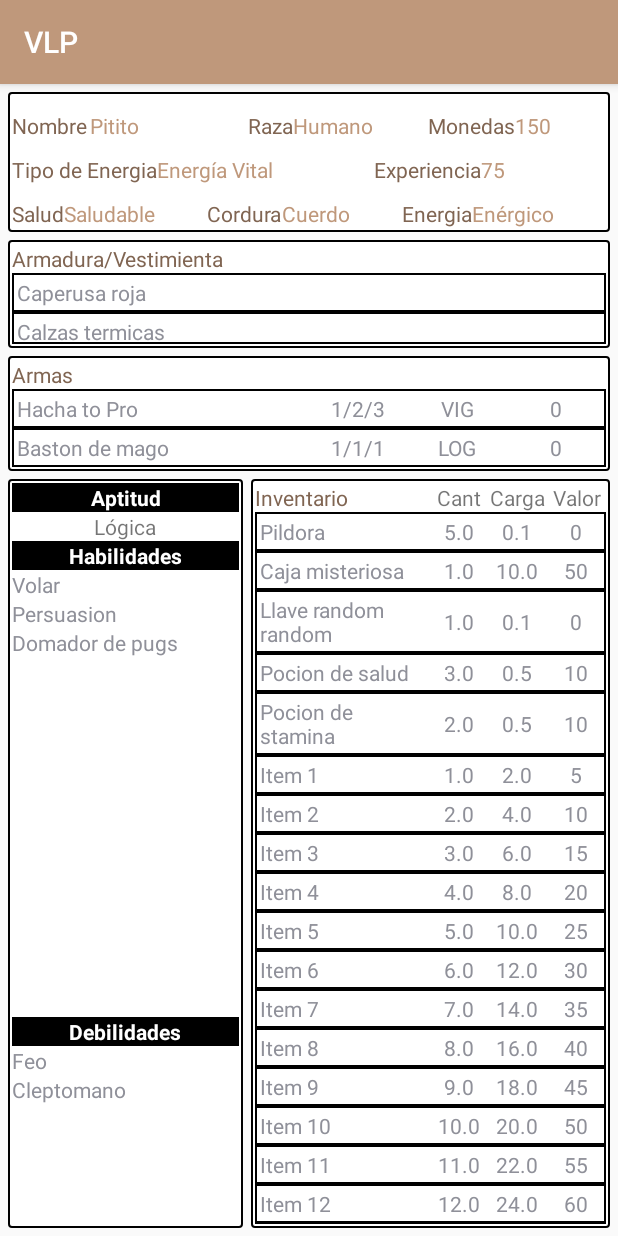
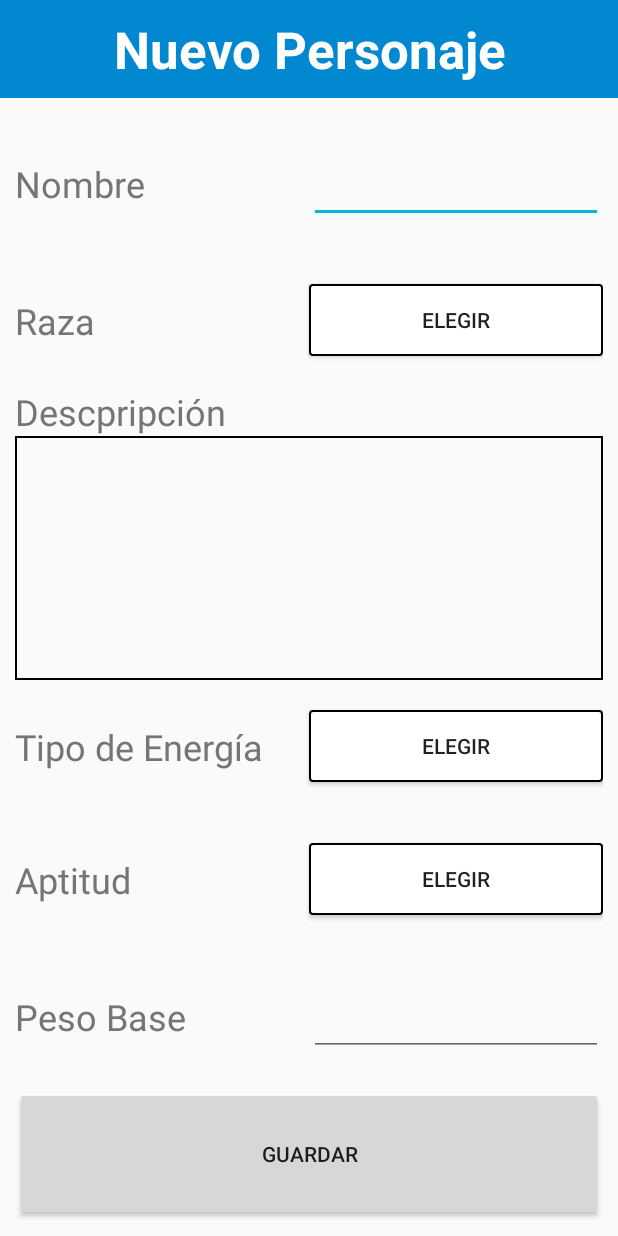
Before and after one commit to tomasdozo/VLP, an Android app: the screen it shows after launch (MainActivity before the commit, CharacterActivity after it), on a phone screen of 412 x 824 dp. Run offline under Robolectric (Android 15) with nearby library versions, the light colour scheme and no system bars.

Commit message:
Nuevo Personaje 1.0

```diff
--- a/app/build.gradle
+++ b/app/build.gradle
@@ -27,8 +27,10 @@ dependencies {
     implementation fileTree(dir: "libs", include: ["*.jar"])
     implementation 'androidx.appcompat:appcompat:1.3.1'
     implementation 'androidx.constraintlayout:constraintlayout:2.1.0'
+    implementation 'com.google.android.material:material:1.4.0'
     testImplementation 'junit:junit:4.12'
     androidTestImplementation 'androidx.test.ext:junit:1.1.3'
     androidTestImplementation 'androidx.test.espresso:espresso-core:3.4.0'
 
+
 }
--- a/app/src/main/AndroidManifest.xml
+++ b/app/src/main/AndroidManifest.xml
@@ -8,7 +8,11 @@
         android:label="@string/app_name"
         android:roundIcon="@mipmap/ic_launcher_round"
         android:supportsRtl="true"
+        android:fullBackupContent="true"
         android:theme="@style/AppTheme">
+        <activity
+            android:name=".CharacterActivity"
+            android:exported="true" />
         <activity android:name=".MainActivity">
             <intent-filter>
                 <action android:name="android.intent.action.MAIN" />
--- /dev/null
+++ b/app/src/main/java/com/tdozo/vlp/CharacterActivity.java
@@ -0,0 +1,96 @@
+package com.tdozo.vlp;
+
+import android.content.Context;
+import android.os.Bundle;
+import android.view.View;
+import android.widget.Button;
+import android.widget.EditText;
+import android.widget.Toast;
+
+import androidx.appcompat.app.AppCompatActivity;
+
+import com.tdozo.vlp.classes.Character;
+
+import java.io.FileOutputStream;
+import java.io.ObjectOutputStream;
+
+public class CharacterActivity extends AppCompatActivity {
+    boolean savable = false;
+    EditText name;
+    Button race;
+    EditText description;
+    Button energyType;
+    Button aptitude;
+    EditText baseWeight;
+    Button save;
+    Character cha = new Character();
+
+    @Override
+    protected void onCreate(Bundle savedInstanceState) {
+        super.onCreate(savedInstanceState);
+        setContentView(R.layout.activity_character);
+
+        name = findViewById(R.id.name);
+        race = findViewById(R.id.race);
+        description = findViewById(R.id.description);
+        energyType = findViewById(R.id.energyType);
+        aptitude = findViewById(R.id.aptitude);
+        baseWeight = findViewById(R.id.baseWeight);
+        save = findViewById(R.id.save);
+        Toast toast = Toast.makeText(this, "Llene todos los campos", Toast.LENGTH_SHORT);
+
+        save.setOnClickListener(new View.OnClickListener() {
+            @Override
+            public void onClick(View v) {
+                if (isComplete()) {
+                    cha.setName(name.getText().toString().trim());
+                    cha.setBaseWeight(Integer.getInteger(baseWeight.getText().toString()));
+                    cha.setDescription(description.getText().toString().trim());
+                    saveCharacter();
+                } else {
+
+                    toast.show();
+                }
+            }
+        });
+
+
+    }
+
+    private boolean isComplete() {
+        boolean aux = true;
+        if (name.getText().toString().equals("")) {
+            aux = false;
+
+        }
+        if (aux && baseWeight.getText().toString().equals("")) {
+            aux = false;
+
+        }
+
+        if (aux && description.getText().toString().equals("")) {
+            aux = false;
+
+        }
+        if (aux && cha.getAptitude() == null) {
+            aux = false;
+        }
+        if (aux && cha.getEnergyType() == null) {
+            aux = false;
+        }
+        if (aux && cha.getRace() == null) {
+            aux = false;
+        }
+        return aux;
+    }
+
+    private void saveCharacter() {
+        try {
+            FileOutputStream fos = openFileOutput("Character", Context.MODE_PRIVATE);
+            ObjectOutputStream oos = new ObjectOutputStream(fos);
+            oos.writeObject(cha);
+        } catch (Exception e) {
+            e.printStackTrace();
+        }
+    }
+}
--- a/app/src/main/java/com/tdozo/vlp/MainActivity.java
+++ b/app/src/main/java/com/tdozo/vlp/MainActivity.java
@@ -1,6 +1,7 @@
 package com.tdozo.vlp;
 
 import android.content.Context;
+import android.content.Intent;
 import android.os.Bundle;
 import android.view.Gravity;
 import android.view.View;
@@ -70,10 +71,9 @@ public class MainActivity extends AppCompatActivity {
         view_inventory = findViewById(R.id.inventory);
 
 
-        //loadCharacter();
-        cha = new Character();
-        seed();
-        //saveCharacter();
+        newCharacter();
+
+        loadCharacter();
 
         showCharacter();
 
@@ -99,9 +99,16 @@ public class MainActivity extends AppCompatActivity {
             characterLoaded = true;
         } catch (Exception e) {
             e.printStackTrace();
+            //newCharacter();
             cha = new Character();
+            seed();
         }
 
+    }
+
+    private void newCharacter() {
+        Intent intent = new Intent(MainActivity.this, CharacterActivity.class);
+        startActivity(intent);
     }
 
     private void showCharacter() {
--- a/app/src/main/java/com/tdozo/vlp/classes/Character.java
+++ b/app/src/main/java/com/tdozo/vlp/classes/Character.java
@@ -22,13 +22,13 @@ public class Character implements Serializable {
     private Sanity sanity;
     private Aptitude aptitude;
     private Race race;
-    private ArrayList<Attribute> skills;
-    private ArrayList<Attribute> weakness;
-    private int weight;
+    private final ArrayList<Attribute> skills;
+    private final ArrayList<Attribute> weakness;
+    private final InventoryWeapons weapons;
     private double actual_weight;
-    private InventoryWeapons weapons;
-    private InventoryWearables wearables;
-    private Inventory inventory;
+    private final InventoryWearables wearables;
+    private final Inventory inventory;
+    private int baseWeight;
 
     public Character() {
         skills = new ArrayList<>();
@@ -38,7 +38,7 @@ public class Character implements Serializable {
         energy = Energy.ENERGETIC;
         health = Health.HEALTHY;
         sanity = Sanity.SANE;
-        weight = 15;
+        baseWeight = 0;
         actual_weight = 0;
         weapons = new InventoryWeapons();
         wearables = new InventoryWearables();
@@ -133,12 +133,12 @@ public class Character implements Serializable {
         this.race = race;
     }
 
-    public int getWeight() {
-        return weight;
+    public int getBaseWeight() {
+        return baseWeight;
     }
 
-    public void setWeight(int weight) {
-        this.weight = weight;
+    public void setBaseWeight(int baseWeight) {
+        this.baseWeight = baseWeight;
     }
 
     public double getActual_weight() {
--- /dev/null
+++ b/app/src/main/res/layout/activity_character.xml
@@ -0,0 +1,201 @@
+<?xml version="1.0" encoding="utf-8"?>
+<androidx.constraintlayout.widget.ConstraintLayout xmlns:android="http://schemas.android.com/apk/res/android"
+    xmlns:app="http://schemas.android.com/apk/res-auto"
+    xmlns:tools="http://schemas.android.com/tools"
+    android:layout_width="match_parent"
+    android:layout_height="match_parent"
+    tools:context=".CharacterActivity">
+
+    <TextView
+        android:id="@+id/textView3"
+        android:layout_width="0dp"
+        android:layout_height="wrap_content"
+        android:background="@color/colorPrimaryDark"
+        android:padding="10dp"
+        android:text="@string/New_Character"
+        android:textAlignment="center"
+        android:textColor="@color/white"
+        android:textSize="34sp"
+        android:textStyle="bold"
+        app:layout_constraintEnd_toEndOf="parent"
+        app:layout_constraintHorizontal_bias="0.0"
+        app:layout_constraintStart_toStartOf="parent"
+        app:layout_constraintTop_toTopOf="parent" />
+
+    <LinearLayout
+        android:layout_width="0dp"
+        android:layout_height="0dp"
+        android:layout_margin="10dp"
+        android:orientation="vertical"
+        app:layout_constraintBottom_toBottomOf="parent"
+        app:layout_constraintEnd_toEndOf="parent"
+        app:layout_constraintStart_toStartOf="parent"
+        app:layout_constraintTop_toBottomOf="@+id/textView3">
+
+        <LinearLayout
+            android:layout_width="match_parent"
+            android:layout_height="wrap_content"
+            android:layout_weight="1"
+            android:gravity="center_vertical"
+            android:orientation="horizontal">
+
+            <TextView
+                android:id="@+id/textView10"
+                android:layout_width="0dp"
+                android:layout_height="wrap_content"
+                android:layout_weight="1"
+                android:text="@string/Name"
+                android:textAlignment="viewStart"
+                android:textColor="@color/secondaryText"
+                android:textSize="24sp" />
+
+            <EditText
+                android:id="@+id/name"
+                android:layout_width="0dp"
+                android:layout_height="wrap_content"
+                android:layout_weight="1"
+                android:importantForAutofill="no"
+                android:inputType="textPersonName"
+                android:textColor="@color/colorAccent"
+                android:textSize="24sp"
+                tools:ignore="SpeakableTextPresentCheck" />
+        </LinearLayout>
+
+        <LinearLayout
+            android:layout_width="match_parent"
+            android:layout_height="wrap_content"
+            android:layout_weight="1"
+            android:gravity="center_vertical"
+            android:orientation="horizontal">
+
+            <TextView
+                android:id="@+id/textView14"
+                android:layout_width="0dp"
+                android:layout_height="wrap_content"
+                android:layout_weight="1"
+                android:text="@string/Race"
+                android:textAlignment="viewStart"
+                android:textColor="@color/secondaryText"
+                android:textSize="24sp" />
+
+            <Button
+                android:id="@+id/race"
+                android:layout_width="0dp"
+                android:layout_height="wrap_content"
+                android:layout_weight="1"
+                android:background="@drawable/rounded_border"
+                android:text="@string/Choose" />
+        </LinearLayout>
+
+        <TextView
+            android:id="@+id/textView15"
+            android:layout_width="match_parent"
+            android:layout_height="wrap_content"
+            android:text="@string/Description"
+            android:textColor="@color/secondaryText"
+            android:textSize="24sp" />
+
+        <EditText
+            android:id="@+id/description"
+            android:layout_width="match_parent"
+            android:layout_height="0dp"
+            android:layout_weight="4"
+            android:background="@drawable/border"
+            android:ems="10"
+            android:gravity="start|top"
+            android:importantForAutofill="no"
+            android:inputType="textMultiLine"
+            android:padding="5dp"
+            android:textColor="@color/colorAccent"
+            tools:ignore="SpeakableTextPresentCheck" />
+
+        <LinearLayout
+            android:layout_width="match_parent"
+            android:layout_height="wrap_content"
+            android:layout_weight="1"
+            android:gravity="center_vertical"
+            android:orientation="horizontal">
+
+            <TextView
+                android:id="@+id/textView21"
+                android:layout_width="0dp"
+                android:layout_height="wrap_content"
+                android:layout_weight="1"
+                android:text="@string/Energy_Type"
+                android:textAlignment="viewStart"
+                android:textColor="@color/secondaryText"
+                android:textSize="24sp" />
+
+            <Button
+                android:id="@+id/energyType"
+                android:layout_width="0dp"
+                android:layout_height="wrap_content"
+                android:layout_weight="1"
+                android:background="@drawable/rounded_border"
+                android:text="@string/Choose" />
+        </LinearLayout>
+
+        <LinearLayout
+            android:layout_width="match_parent"
+            android:layout_height="wrap_content"
+            android:layout_weight="1"
+            android:gravity="center_vertical"
+            android:orientation="horizontal">
+
+            <TextView
+                android:id="@+id/textView22"
+                android:layout_width="0dp"
+                android:layout_height="wrap_content"
+                android:layout_weight="1"
+                android:text="@string/Aptitude"
+                android:textAlignment="viewStart"
+                android:textColor="@color/secondaryText"
+                android:textSize="24sp" />
+
+            <Button
+                android:id="@+id/aptitude"
+                android:layout_width="0dp"
+                android:layout_height="wrap_content"
+                android:layout_weight="1"
+                android:background="@drawable/rounded_border"
+                android:text="@string/Choose" />
+        </LinearLayout>
+
+        <LinearLayout
+            android:layout_width="match_parent"
+            android:layout_height="wrap_content"
+            android:layout_weight="1"
+            android:gravity="center_vertical"
+            android:orientation="horizontal">
+
+            <TextView
+                android:id="@+id/textView24"
+                android:layout_width="0dp"
+                android:layout_height="wrap_content"
+                android:layout_weight="1"
+                android:text="@string/Base_Weight"
+                android:textAlignment="viewStart"
+                android:textColor="@color/secondaryText"
+                android:textSize="24sp" />
+
+            <EditText
+                android:id="@+id/baseWeight"
+                android:layout_width="0dp"
+                android:layout_height="wrap_content"
+                android:layout_weight="1"
+                android:importantForAutofill="no"
+                android:inputType="number"
+                android:textColor="@color/colorAccent"
+                android:textSize="24sp"
+                tools:ignore="SpeakableTextPresentCheck" />
+        </LinearLayout>
+
+        <Button
+            android:id="@+id/save"
+            android:layout_width="match_parent"
+            android:layout_height="wrap_content"
+            android:layout_weight="1"
+            android:text="@string/Save" />
+
+    </LinearLayout>
+</androidx.constraintlayout.widget.ConstraintLayout>
--- a/app/src/main/res/values/colors.xml
+++ b/app/src/main/res/values/colors.xml
@@ -1,9 +1,11 @@
 <?xml version="1.0" encoding="utf-8"?>
 <resources>
-    <color name="colorPrimary">#BF987B</color>
-    <color name="colorPrimaryDark">#806552</color>
+    <color name="colorPrimary">#03A9F4</color>
+    <color name="colorPrimaryDark">#0288D1</color>
     <color name="colorPrimaryLight">#CCA283</color>
-    <color name="colorAccent">#CDDC39</color>
+    <color name="colorAccent">#00BCD4</color>
     <color name="white">#FFFFFF</color>
     <color name="black">#000000</color>
+    <color name="primaryText">#212121</color>
+    <color name="secondaryText">#757575</color>
 </resources>
--- a/app/src/main/res/values/strings.xml
+++ b/app/src/main/res/values/strings.xml
@@ -22,7 +22,7 @@
     <string name="ACUATIC_name">Esencia Acuática</string>
     <string name="ACUATIC_description">Tus energías están profúndamente conectadas con tu contacto con el agua, y tu hidratación. Los tritones y algunos magos de Agua poseen esta forma de Energía.\n-No recuperaras Energía alimentándote o durmiendo (debes seguir haciéndolo para mantenerte vivo.)\n-Recuperas 1 punto de Energía por cada 4 horas de descanso cerca de grandes cuerpos de\nagua, teniendo un momento de conexión con ella, o bebiendo una botella entera de agua\nlimpia.\n-Si te quedas sin Energía, caerás inconsciente hasta pasadas 4 horas o tu cuerpo entre en contacto con una fuente de agua. Despertarás con 1 punto de Energía.</string>
     <string name="AIR_name">Esencia Aérea</string>
-    <string name="AIR_description" >El aire y los cielos te dan la Energía necesaria para seguir adelante. Muchas razas de hombres-pájaro y magos de viento utilizan esta manera de mantenerse.\n-No recuperaras Energía alimentándote o durmiendo (debes seguir haciéndolo para mantenerte vivo.)\n-Recuperas 1 punto de Energía por cada 2 horas de descanso, y si descansas en un lugar alto o ventoso recuperas 1 adicional. O teniendo un momento de conexión con el aire.\n-Si te quedas sin Energía, caerás inconsciente hasta pasadas 4 horas. Despertarás con 1 punto de Energía.</string>
+    <string name="AIR_description">El aire y los cielos te dan la Energía necesaria para seguir adelante. Muchas razas de hombres-pájaro y magos de viento utilizan esta manera de mantenerse.\n-No recuperaras Energía alimentándote o durmiendo (debes seguir haciéndolo para mantenerte vivo.)\n-Recuperas 1 punto de Energía por cada 2 horas de descanso, y si descansas en un lugar alto o ventoso recuperas 1 adicional. O teniendo un momento de conexión con el aire.\n-Si te quedas sin Energía, caerás inconsciente hasta pasadas 4 horas. Despertarás con 1 punto de Energía.</string>
     <string name="MEDITATION_name">Meditación</string>
     <string name="MEDITATION_description">Tus energías dependen de tu balance espiritual, independientemente de tu religión o creencia. Necesitas paz y concentración.\n-No recuperaras Energía alimentándote o durmiendo (debes seguir haciéndolo para\nmantenerte vivo.)\n-Recuperas 1 punto de Energía por cada 2 horas de meditación, y si meditas en un lugar hermoso o tranquilo recuperas 1 adicional. También cada vez que superes una tirada para resistir daño mental o miedo.\n-Si te quedas sin Energía, caerás inconsciente hasta pasadas 4 horas. Despertarás con 1 punto de Energía.</string>
     <string name="HEALTHY_name">Saludable</string>
@@ -85,4 +85,13 @@
     <string name="HOBBIT_description">Cómodos, ociosos, y responsables; así los percibe el mundo a los medianos. Ellos también se perciben así. De muy buen humor, tienen fama de afortunados y de ser buena compañía.</string>
     <string name="DWARF_name">Enano</string>
     <string name="DWARF_description">Bajos y fornidos, los enanos se ganaron una reputación respetable y fuerte. Oriundos de todo lugar en Europa que presente montañas.</string>
+    <string name="Race">Raza</string>
+    <string name="Choose">Elegir</string>
+    <string name="Description">Descpripción</string>
+    <string name="Energy_Type">Tipo de Energía</string>
+    <string name="Aptitude">Aptitud</string>
+    <string name="Base_Weight">Peso Base</string>
+    <string name="Save">Guardar</string>
+    <string name="Name">Nombre</string>
+    <string name="New_Character">Nuevo Personaje</string>
 </resources>
--- a/app/src/main/res/values/styles.xml
+++ b/app/src/main/res/values/styles.xml
@@ -1,10 +1,11 @@
 <resources>
     <!-- Base application theme. -->
-    <style name="AppTheme" parent="Theme.AppCompat.Light.DarkActionBar">
+    <style name="AppTheme" parent="Theme.AppCompat.Light.NoActionBar">
         <!-- Customize your theme here. -->
         <item name="colorPrimary">@color/colorPrimary</item>
         <item name="colorPrimaryDark">@color/colorPrimaryDark</item>
         <item name="colorAccent">@color/colorAccent</item>
+
     </style>
 
 </resources>
```
